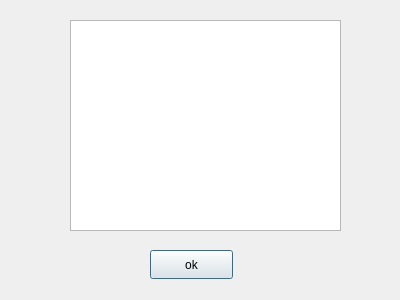
First picture: the form in src/MLP/forms/experimentinfo.ui, repository hvayon/MLP, before the edit.
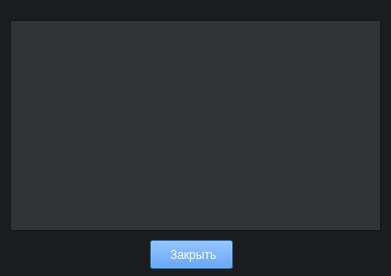
Second picture: the form after the edit.

```diff
--- a/src/MLP/forms/experimentinfo.ui
+++ b/src/MLP/forms/experimentinfo.ui
@@ -6,10 +6,80 @@
    <rect>
     <x>0</x>
     <y>0</y>
-    <width>400</width>
-    <height>300</height>
+    <width>391</width>
+    <height>276</height>
    </rect>
   </property>
+  <property name="sizePolicy">
+   <sizepolicy hsizetype="Fixed" vsizetype="Fixed">
+    <horstretch>0</horstretch>
+    <verstretch>0</verstretch>
+   </sizepolicy>
+  </property>
+  <property name="palette">
+   <palette>
+    <active>
+     <colorrole role="Base">
+      <brush brushstyle="SolidPattern">
+       <color alpha="255">
+        <red>27</red>
+        <green>28</green>
+        <blue>31</blue>
+       </color>
+      </brush>
+     </colorrole>
+     <colorrole role="Window">
+      <brush brushstyle="SolidPattern">
+       <color alpha="255">
+        <red>27</red>
+        <green>28</green>
+        <blue>31</blue>
+       </color>
+      </brush>
+     </colorrole>
+    </active>
+    <inactive>
+     <colorrole role="Base">
+      <brush brushstyle="SolidPattern">
+       <color alpha="255">
+        <red>27</red>
+        <green>28</green>
+        <blue>31</blue>
+       </color>
+      </brush>
+     </colorrole>
+     <colorrole role="Window">
+      <brush brushstyle="SolidPattern">
+       <color alpha="255">
+        <red>27</red>
+        <green>28</green>
+        <blue>31</blue>
+       </color>
+      </brush>
+     </colorrole>
+    </inactive>
+    <disabled>
+     <colorrole role="Base">
+      <brush brushstyle="SolidPattern">
+       <color alpha="255">
+        <red>27</red>
+        <green>28</green>
+        <blue>31</blue>
+       </color>
+      </brush>
+     </colorrole>
+     <colorrole role="Window">
+      <brush brushstyle="SolidPattern">
+       <color alpha="255">
+        <red>27</red>
+        <green>28</green>
+        <blue>31</blue>
+       </color>
+      </brush>
+     </colorrole>
+    </disabled>
+   </palette>
+  </property>
   <property name="windowTitle">
    <string>Dialog</string>
   </property>
@@ -17,24 +87,273 @@
    <property name="geometry">
     <rect>
      <x>150</x>
-     <y>250</y>
+     <y>240</y>
      <width>83</width>
      <height>29</height>
     </rect>
    </property>
+   <property name="palette">
+    <palette>
+     <active>
+      <colorrole role="Button">
+       <brush brushstyle="SolidPattern">
+        <color alpha="255">
+         <red>42</red>
+         <green>134</green>
+         <blue>255</blue>
+        </color>
+       </brush>
+      </colorrole>
+      <colorrole role="Text">
+       <brush brushstyle="SolidPattern">
+        <color alpha="255">
+         <red>255</red>
+         <green>255</green>
+         <blue>255</blue>
+        </color>
+       </brush>
+      </colorrole>
+      <colorrole role="ButtonText">
+       <brush brushstyle="SolidPattern">
+        <color alpha="255">
+         <red>255</red>
+         <green>255</green>
+         <blue>255</blue>
+        </color>
+       </brush>
+      </colorrole>
+      <colorrole role="PlaceholderText">
+       <brush brushstyle="SolidPattern">
+        <color alpha="128">
+         <red>255</red>
+         <green>255</green>
+         <blue>255</blue>
+        </color>
+       </brush>
+      </colorrole>
+     </active>
+     <inactive>
+      <colorrole role="Button">
+       <brush brushstyle="SolidPattern">
+        <color alpha="255">
+         <red>42</red>
+         <green>134</green>
+         <blue>255</blue>
+        </color>
+       </brush>
+      </colorrole>
+      <colorrole role="Text">
+       <brush brushstyle="SolidPattern">
+        <color alpha="255">
+         <red>255</red>
+         <green>255</green>
+         <blue>255</blue>
+        </color>
+       </brush>
+      </colorrole>
+      <colorrole role="ButtonText">
+       <brush brushstyle="SolidPattern">
+        <color alpha="255">
+         <red>255</red>
+         <green>255</green>
+         <blue>255</blue>
+        </color>
+       </brush>
+      </colorrole>
+      <colorrole role="PlaceholderText">
+       <brush brushstyle="SolidPattern">
+        <color alpha="128">
+         <red>255</red>
+         <green>255</green>
+         <blue>255</blue>
+        </color>
+       </brush>
+      </colorrole>
+     </inactive>
+     <disabled>
+      <colorrole role="Button">
+       <brush brushstyle="SolidPattern">
+        <color alpha="255">
+         <red>42</red>
+         <green>134</green>
+         <blue>255</blue>
+        </color>
+       </brush>
+      </colorrole>
+      <colorrole role="Text">
+       <brush brushstyle="SolidPattern">
+        <color alpha="255">
+         <red>190</red>
+         <green>190</green>
+         <blue>190</blue>
+        </color>
+       </brush>
+      </colorrole>
+      <colorrole role="ButtonText">
+       <brush brushstyle="SolidPattern">
+        <color alpha="255">
+         <red>190</red>
+         <green>190</green>
+         <blue>190</blue>
+        </color>
+       </brush>
+      </colorrole>
+      <colorrole role="PlaceholderText">
+       <brush brushstyle="SolidPattern">
+        <color alpha="128">
+         <red>0</red>
+         <green>0</green>
+         <blue>0</blue>
+        </color>
+       </brush>
+      </colorrole>
+     </disabled>
+    </palette>
+   </property>
+   <property name="contextMenuPolicy">
+    <enum>Qt::DefaultContextMenu</enum>
+   </property>
    <property name="text">
-    <string>ok</string>
+    <string> Закрыть</string>
+   </property>
+   <property name="styleSheet">
+    <string notr="true">background-color: rgb(44, 134, 255);
+color: rgb(255, 255, 255);</string>
+   </property>
+   <property name="default">
+    <bool>false</bool>
+   </property>
+   <property name="flat">
+    <bool>false</bool>
    </property>
   </widget>
   <widget class="QPlainTextEdit" name="info">
    <property name="geometry">
     <rect>
-     <x>70</x>
+     <x>10</x>
      <y>20</y>
-     <width>271</width>
+     <width>371</width>
      <height>211</height>
     </rect>
    </property>
+   <property name="palette">
+    <palette>
+     <active>
+      <colorrole role="Text">
+       <brush brushstyle="SolidPattern">
+        <color alpha="255">
+         <red>255</red>
+         <green>255</green>
+         <blue>255</blue>
+        </color>
+       </brush>
+      </colorrole>
+      <colorrole role="ButtonText">
+       <brush brushstyle="SolidPattern">
+        <color alpha="255">
+         <red>255</red>
+         <green>255</green>
+         <blue>255</blue>
+        </color>
+       </brush>
+      </colorrole>
+      <colorrole role="Base">
+       <brush brushstyle="SolidPattern">
+        <color alpha="255">
+         <red>50</red>
+         <green>51</green>
+         <blue>54</blue>
+        </color>
+       </brush>
+      </colorrole>
+      <colorrole role="PlaceholderText">
+       <brush brushstyle="SolidPattern">
+        <color alpha="128">
+         <red>255</red>
+         <green>255</green>
+         <blue>255</blue>
+        </color>
+       </brush>
+      </colorrole>
+     </active>
+     <inactive>
+      <colorrole role="Text">
+       <brush brushstyle="SolidPattern">
+        <color alpha="255">
+         <red>255</red>
+         <green>255</green>
+         <blue>255</blue>
+        </color>
+       </brush>
+      </colorrole>
+      <colorrole role="ButtonText">
+       <brush brushstyle="SolidPattern">
+        <color alpha="255">
+         <red>255</red>
+         <green>255</green>
+         <blue>255</blue>
+        </color>
+       </brush>
+      </colorrole>
+      <colorrole role="Base">
+       <brush brushstyle="SolidPattern">
+        <color alpha="255">
+         <red>50</red>
+         <green>51</green>
+         <blue>54</blue>
+        </color>
+       </brush>
+      </colorrole>
+      <colorrole role="PlaceholderText">
+       <brush brushstyle="SolidPattern">
+        <color alpha="128">
+         <red>255</red>
+         <green>255</green>
+         <blue>255</blue>
+        </color>
+       </brush>
+      </colorrole>
+     </inactive>
+     <disabled>
+      <colorrole role="Text">
+       <brush brushstyle="SolidPattern">
+        <color alpha="255">
+         <red>190</red>
+         <green>190</green>
+         <blue>190</blue>
+        </color>
+       </brush>
+      </colorrole>
+      <colorrole role="ButtonText">
+       <brush brushstyle="SolidPattern">
+        <color alpha="255">
+         <red>190</red>
+         <green>190</green>
+         <blue>190</blue>
+        </color>
+       </brush>
+      </colorrole>
+      <colorrole role="Base">
+       <brush brushstyle="SolidPattern">
+        <color alpha="255">
+         <red>27</red>
+         <green>28</green>
+         <blue>31</blue>
+        </color>
+       </brush>
+      </colorrole>
+      <colorrole role="PlaceholderText">
+       <brush brushstyle="SolidPattern">
+        <color alpha="128">
+         <red>0</red>
+         <green>0</green>
+         <blue>0</blue>
+        </color>
+       </brush>
+      </colorrole>
+     </disabled>
+    </palette>
+   </property>
   </widget>
  </widget>
  <resources/>
```
Left out of the diff: 2 changed lines with no effect on the pictures.
